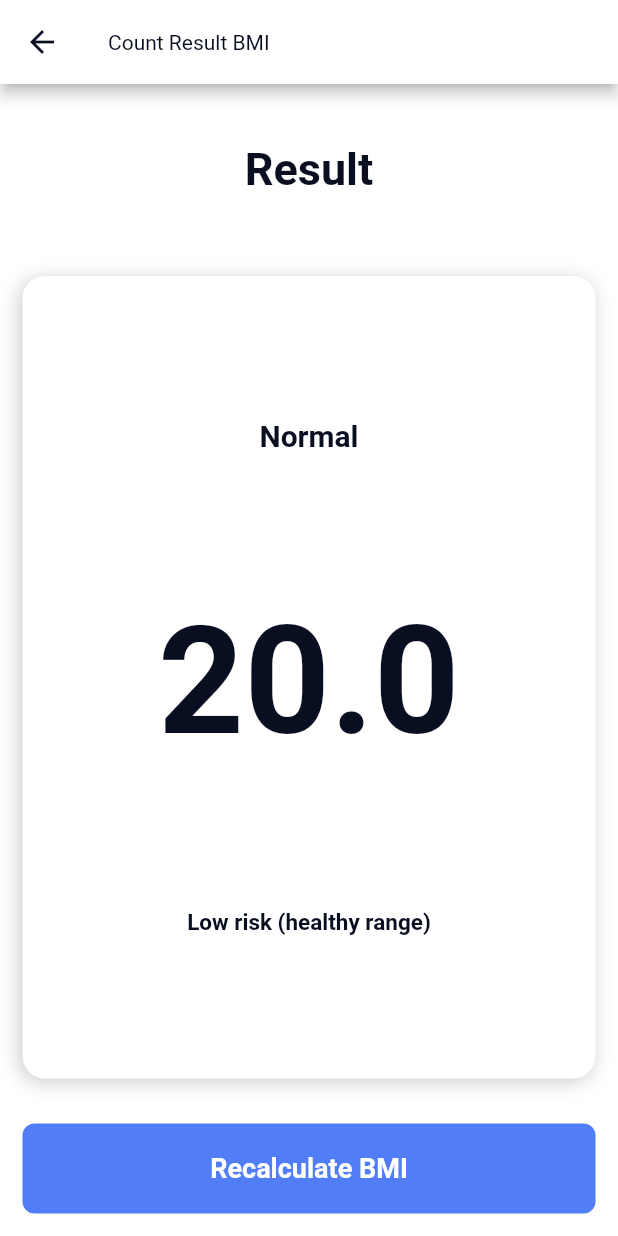
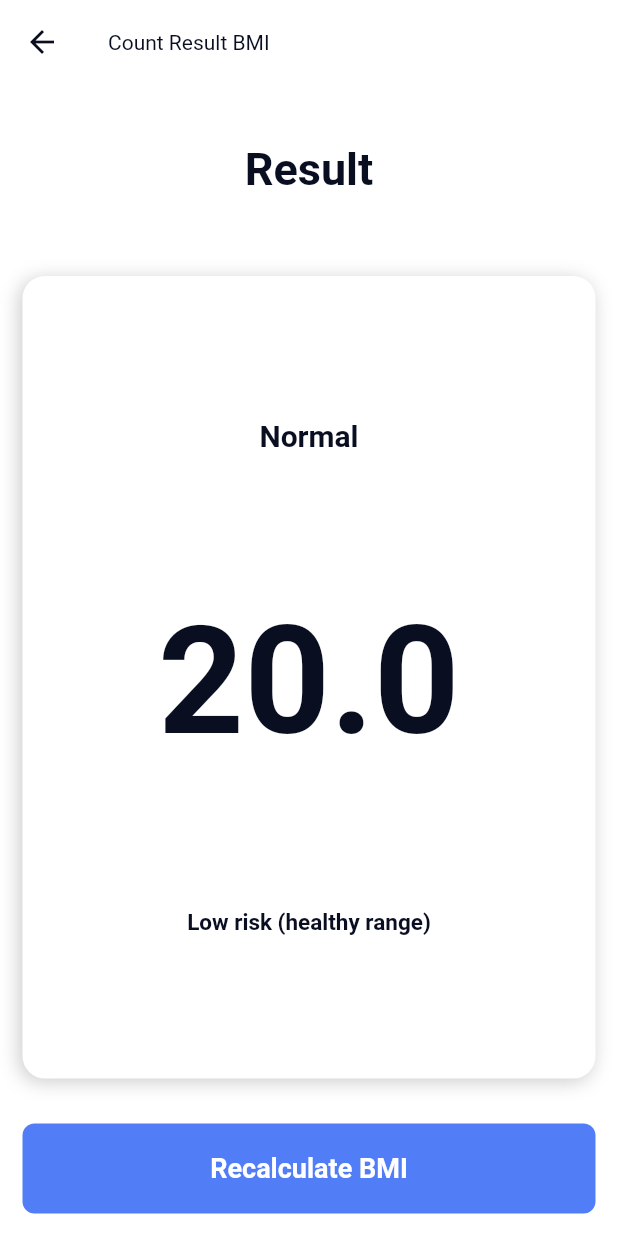
Before and after one commit to hadziqmtqn/bmi, a Flutter app: the screen it shows after launch, after a tap on "Calculate", on a phone screen of 412 x 824 dp. Run offline on Flutter 3.47's test engine with Material 2 defaults, Android fonts, the phone set to English and light mode, and no system bars.

Commit message:
update appbar result

```diff
--- a/lib/views/bmi_result_screen.dart
+++ b/lib/views/bmi_result_screen.dart
@@ -8,56 +8,6 @@ class BmiResultScreen extends StatelessWidget {
       : super(key: key);
   final double bmi;
   final BmiCalculator? bmiCalculator;
-
-  // String determineBmiCatergory(double bmiValue) {
-  //   String category = "";
-  //   if (bmiValue < 16.0) {
-  //     category = underweightSevere;
-  //   } else if (bmiValue < 17) {
-  //     category = underweightModerate;
-  //   } else if (bmiValue < 18.5) {
-  //     category = underweightMild;
-  //   } else if (bmiValue < 25) {
-  //     category = normal;
-  //   } else if (bmiValue < 30) {
-  //     category = overweight;
-  //   } else if (bmiValue < 35) {
-  //     category = obeseI;
-  //   } else if (bmiValue < 40) {
-  //     category = obeseII;
-  //   } else if (bmiValue >= 40) {
-  //     category = obeseIII;
-  //   }
-
-  //   return category;
-  // }
-
-  // String getHealRiskDescription(String categoryName) {
-  //   String desc = "";
-  //   switch (categoryName) {
-  //     case underweightSevere:
-  //     case underweightModerate:
-  //     case underweightMild:
-  //       desc = "Possible nutritional deficiency and osteoporosis";
-  //       break;
-  //     case normal:
-  //       desc = "Low risk (healthy range)";
-  //       break;
-  //     case overweight:
-  //       desc =
-  //           "Moderate risk of developing heart disease, high blood pressure, stroke, deabetes mellituse";
-  //       break;
-  //     case obeseI:
-  //     case obeseII:
-  //     case obeseIII:
-  //       desc =
-  //           "Moderate risk of developing heart disease, high blood pressure, stroke, deabetes mellituse. Metabolic Syndrome";
-  //       break;
-  //     default:
-  //   }
-
-  //   return desc;
-  // }
 
   @override
   Widget build(BuildContext context) {
@@ -70,6 +20,7 @@ class BmiResultScreen extends StatelessWidget {
     return Scaffold(
       // backgroundColor: Color.fromARGB(255, 255, 255, 255),
       appBar: AppBar(
+        elevation: 0,
         title: const Text("Count Result BMI"),
       ),
       body: Column(children: [
```
